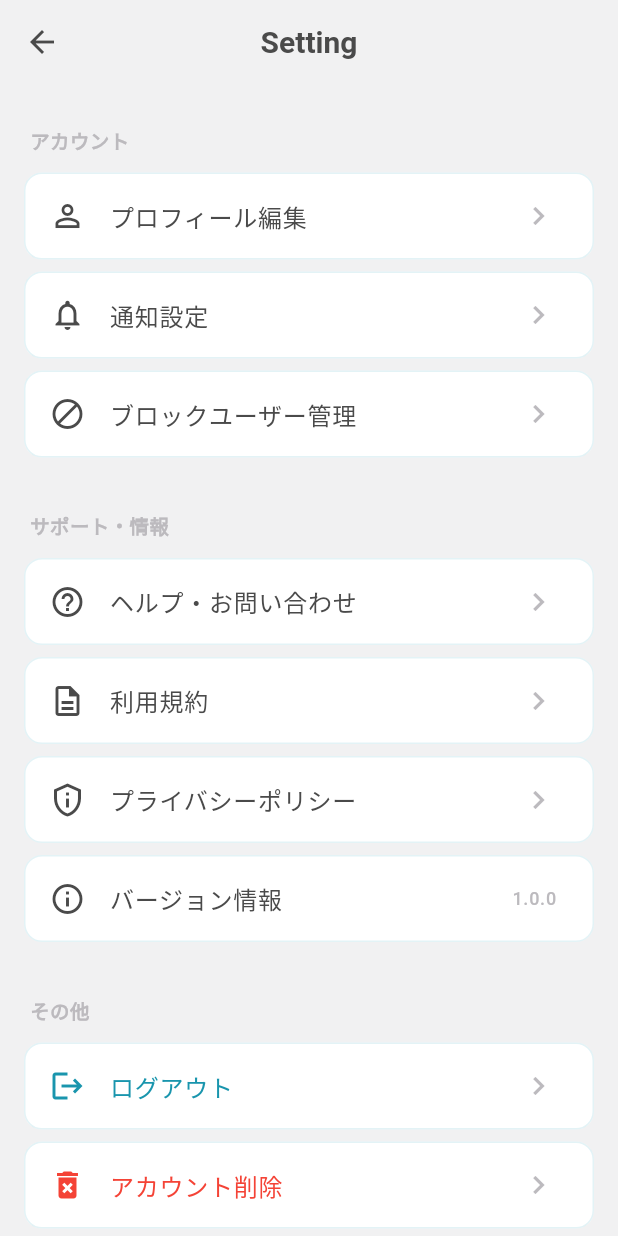
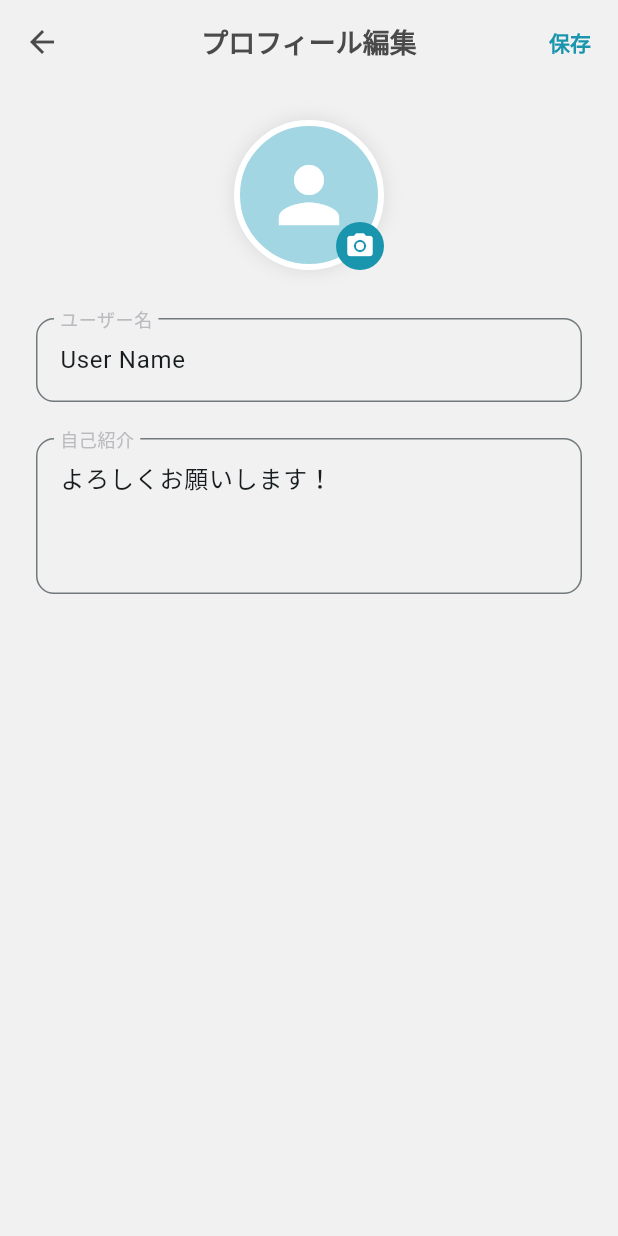
Before and after one commit to iwashi-v3/appointment-app, a Flutter app: the SettingsScreen screen opened directly, after a tap on "プロフィール編集", on a phone screen of 412 x 824 dp. Run offline on Flutter 3.47's test engine with Material 3 defaults, Android fonts, the phone set to English and light mode, and no system bars.

Commit message:
settings画面の画面遷移の実装

```diff
--- /dev/null
+++ b/frontend/lib/screens/settings/edit_profile_screen.dart
@@ -0,0 +1,107 @@
+import 'package:flutter/material.dart';
+import '../../constants/app_colors.dart';
+
+class EditProfileScreen extends StatefulWidget {
+  const EditProfileScreen({super.key});
+
+  @override
+  State<EditProfileScreen> createState() => _EditProfileScreenState();
+}
+
+class _EditProfileScreenState extends State<EditProfileScreen> {
+  final _nameController = TextEditingController(text: 'User Name');
+  final _bioController = TextEditingController(text: 'よろしくお願いします！');
+
+  @override
+  Widget build(BuildContext context) {
+    return Scaffold(
+      appBar: AppBar(
+        title: const Text('プロフィール編集'),
+        backgroundColor: AppColors.background,
+        iconTheme: const IconThemeData(color: AppColors.textBody),
+        titleTextStyle: const TextStyle(
+          color: AppColors.textBody,
+          fontSize: 18,
+          fontWeight: FontWeight.bold,
+        ),
+        actions: [
+          TextButton(
+            onPressed: () {
+              // 保存処理
+              Navigator.pop(context);
+            },
+            child: const Text('保存', style: TextStyle(color: AppColors.primary, fontWeight: FontWeight.bold)),
+          ),
+        ],
+      ),
+      body: SingleChildScrollView(
+        padding: const EdgeInsets.all(24),
+        child: Column(
+          children: [
+            // アイコン変更
+            Stack(
+              children: [
+                Container(
+                  width: 100,
+                  height: 100,
+                  decoration: BoxDecoration(
+                    color: AppColors.secondary,
+                    shape: BoxShape.circle,
+                    border: Border.all(color: Colors.white, width: 4),
+                    boxShadow: [
+                      BoxShadow(color: Colors.black.withOpacity(0.1), blurRadius: 10),
+                    ],
+                  ),
+                  child: const Icon(Icons.person, size: 60, color: Colors.white),
+                ),
+                Positioned(
+                  bottom: 0,
+                  right: 0,
+                  child: Container(
+                    padding: const EdgeInsets.all(6),
+                    decoration: const BoxDecoration(
+                      color: AppColors.primary,
+                      shape: BoxShape.circle,
+                    ),
+                    child: const Icon(Icons.camera_alt, size: 20, color: Colors.white),
+                  ),
+                ),
+              ],
+            ),
+            const SizedBox(height: 32),
+
+            // 名前入力
+            TextField(
+              controller: _nameController,
+              decoration: InputDecoration(
+                labelText: 'ユーザー名',
+                labelStyle: const TextStyle(color: AppColors.textSub),
+                border: OutlineInputBorder(borderRadius: BorderRadius.circular(12)),
+                focusedBorder: OutlineInputBorder(
+                  borderRadius: BorderRadius.circular(12),
+                  borderSide: const BorderSide(color: AppColors.primary),
+                ),
+              ),
+            ),
+            const SizedBox(height: 24),
+
+            // 自己紹介入力
+            TextField(
+              controller: _bioController,
+              maxLines: 3,
+              decoration: InputDecoration(
+                labelText: '自己紹介',
+                labelStyle: const TextStyle(color: AppColors.textSub),
+                border: OutlineInputBorder(borderRadius: BorderRadius.circular(12)),
+                focusedBorder: OutlineInputBorder(
+                  borderRadius: BorderRadius.circular(12),
+                  borderSide: const BorderSide(color: AppColors.primary),
+                ),
+              ),
+            ),
+          ],
+        ),
+      ),
+    );
+  }
+}
--- a/frontend/lib/screens/settings/settings_screen.dart
+++ b/frontend/lib/screens/settings/settings_screen.dart
@@ -1,5 +1,9 @@
 import 'package:flutter/material.dart';
 import '../../constants/app_colors.dart';
+import 'edit_profile_screen.dart';        // プロフィール編集画面
+import 'notification_settings_screen.dart'; // 通知設定画面
+import 'blocked_users_screen.dart';       // ブロックユーザー管理画面
+import 'text_content_screen.dart';        // テキスト表示画面（規約等）
 
 class SettingsScreen extends StatelessWidget {
   const SettingsScreen({super.key});
@@ -29,7 +33,10 @@ class SettingsScreen extends StatelessWidget {
             icon: Icons.person_outline,
             title: 'プロフィール編集',
             onTap: () {
-              // プロフィール編集画面へ遷移
+              Navigator.push(
+                context,
+                MaterialPageRoute(builder: (context) => const EditProfileScreen()),
+              );
             },
           ),
           _buildSettingTile(
@@ -37,7 +44,10 @@ class SettingsScreen extends StatelessWidget {
             icon: Icons.notifications_outlined,
             title: '通知設定',
             onTap: () {
-              // 通知設定画面へ遷移
+              Navigator.push(
+                context,
+                MaterialPageRoute(builder: (context) => const NotificationSettingsScreen()),
+              );
             },
           ),
           _buildSettingTile(
@@ -45,7 +55,10 @@ class SettingsScreen extends StatelessWidget {
             icon: Icons.block,
             title: 'ブロックユーザー管理',
             onTap: () {
-              // ブロックリスト画面へ遷移
+              Navigator.push(
+                context,
+                MaterialPageRoute(builder: (context) => const BlockedUsersScreen()),
+              );
             },
           ),
 
@@ -57,19 +70,49 @@ class SettingsScreen extends StatelessWidget {
             context,
             icon: Icons.help_outline,
             title: 'ヘルプ・お問い合わせ',
-            onTap: () {},
+            onTap: () {
+              Navigator.push(
+                context,
+                MaterialPageRoute(
+                  builder: (context) => const TextContentScreen(
+                    title: 'ヘルプ・お問い合わせ',
+                    content: 'ここにFAQやお問い合わせフォームへのリンクなどを記載します。\n\n・使い方がわからない場合\n・不具合を見つけた場合\n...',
+                  ),
+                ),
+              );
+            },
           ),
           _buildSettingTile(
             context,
             icon: Icons.description_outlined,
             title: '利用規約',
-            onTap: () {},
+            onTap: () {
+              Navigator.push(
+                context,
+                MaterialPageRoute(
+                  builder: (context) => const TextContentScreen(
+                    title: '利用規約',
+                    content: '第1条（目的）\nこの利用規約は、本アプリの利用条件を定めるものです。\n\n第2条（定義）\n...',
+                  ),
+                ),
+              );
+            },
           ),
           _buildSettingTile(
             context,
             icon: Icons.privacy_tip_outlined,
             title: 'プライバシーポリシー',
-            onTap: () {},
+            onTap: () {
+              Navigator.push(
+                context,
+                MaterialPageRoute(
+                  builder: (context) => const TextContentScreen(
+                    title: 'プライバシーポリシー',
+                    content: '1. 個人情報の収集について\n当アプリでは、サービスの提供に必要な範囲で...\n\n2. 情報の利用目的\n取得した情報は以下の目的で利用します...',
+                  ),
+                ),
+              );
+            },
           ),
           _buildSettingTile(
             context,
@@ -79,7 +122,7 @@ class SettingsScreen extends StatelessWidget {
               '1.0.0',
               style: TextStyle(color: AppColors.textSub, fontSize: 12),
             ),
-            onTap: () {}, // バージョンタップは何もしなくてOK
+            onTap: () {},
           ),
 
           const SizedBox(height: 24),
@@ -90,7 +133,7 @@ class SettingsScreen extends StatelessWidget {
             context,
             icon: Icons.logout,
             title: 'ログアウト',
-            textColor: AppColors.primary, // 目立たせるならメインカラーか
+            textColor: AppColors.primary,
             iconColor: AppColors.primary,
             onTap: () => _showLogoutDialog(context),
           ),
@@ -109,7 +152,7 @@ class SettingsScreen extends StatelessWidget {
     );
   }
 
-  // セクションのタイトル
+  // セクションのタイトルウィジェット
   Widget _buildSectionHeader(String title) {
     return Padding(
       padding: const EdgeInsets.symmetric(horizontal: 20, vertical: 8),
@@ -124,7 +167,7 @@ class SettingsScreen extends StatelessWidget {
     );
   }
 
-  // 設定項目のタイル
+  // 設定項目のタイルウィジェット
   Widget _buildSettingTile(
     BuildContext context, {
     required IconData icon,
@@ -171,7 +214,7 @@ class SettingsScreen extends StatelessWidget {
           ),
           TextButton(
             onPressed: () {
-              // ログアウト処理
+              // ログアウト処理をここに記述
               Navigator.pop(context);
             },
             child: const Text('ログアウト', style: TextStyle(color: AppColors.primary)),
@@ -195,7 +238,7 @@ class SettingsScreen extends StatelessWidget {
           ),
           TextButton(
             onPressed: () {
-              // 削除処理
+              // 削除処理をここに記述
               Navigator.pop(context);
             },
             child: const Text('削除する', style: TextStyle(color: Colors.red)),
```
Also changed, not shown: frontend/lib/screens/settings/blocked_users_screen.dart (added, +40 -0 lines), frontend/lib/screens/settings/notification_settings_screen.dart (added, +53 -0 lines), frontend/lib/screens/settings/text_content_screen.dart (added, +32 -0 lines).
